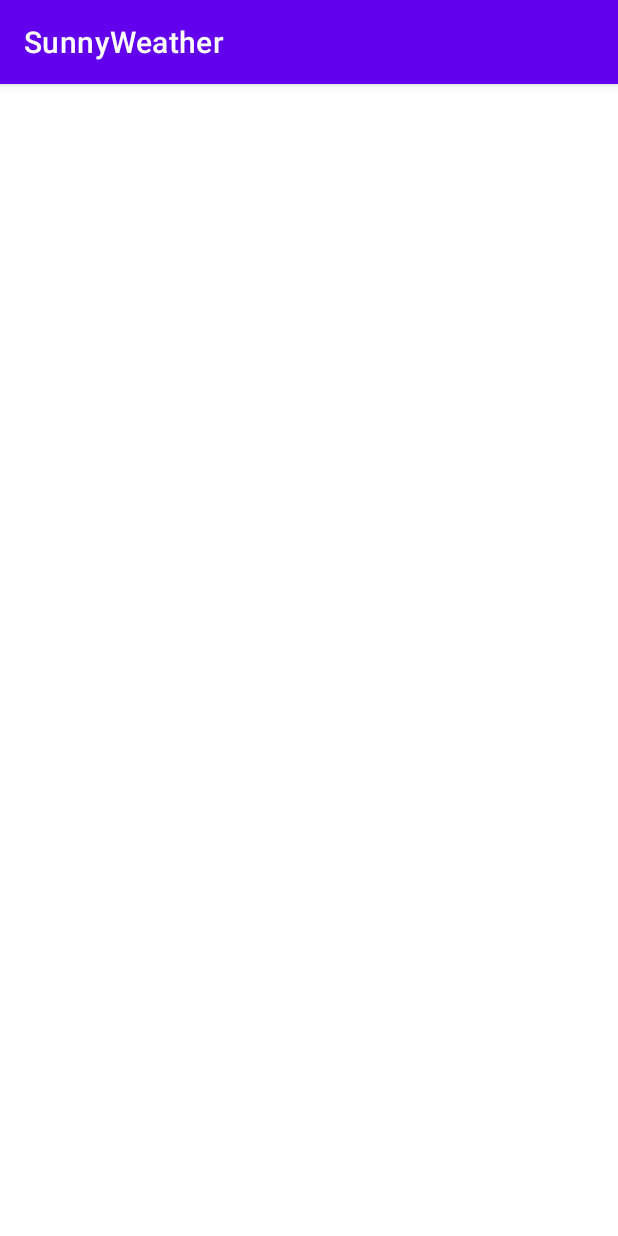
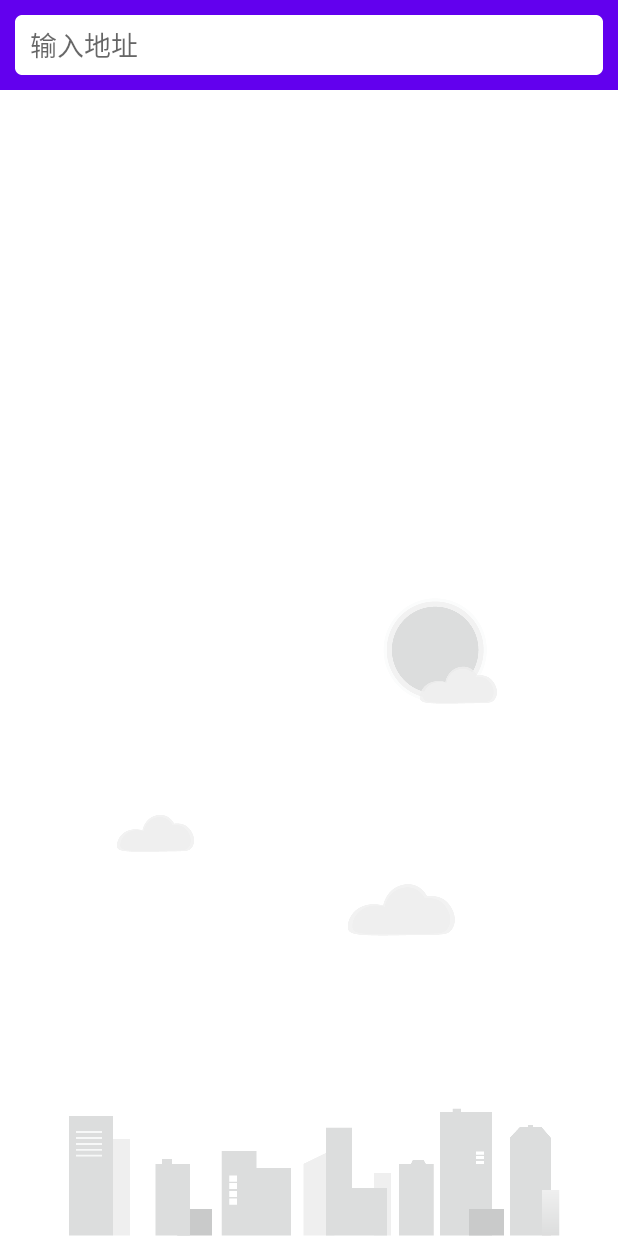
Before and after one commit to jamesbondli/SunnyWeather, an Android app: the screen it shows after launch (MainActivity), on a phone screen of 412 x 824 dp. Run offline under Robolectric (Android 15) with nearby library versions, the phone set to English and light mode, and no system bars; 1 statement that could not run was skipped.

```diff
--- a/app/src/main/AndroidManifest.xml
+++ b/app/src/main/AndroidManifest.xml
@@ -1,6 +1,8 @@
 <?xml version="1.0" encoding="utf-8"?>
 <manifest xmlns:android="http://schemas.android.com/apk/res/android"
     package="com.example.sunnyweather">
+
+    <uses-permission android:name="android.permission.INTERNET" />
 
     <application
         android:name=".SunnyWeatherApplication"
--- a/app/src/main/java/com/example/sunnyweather/SunnyWeatherApplication.kt
+++ b/app/src/main/java/com/example/sunnyweather/SunnyWeatherApplication.kt
@@ -9,7 +9,7 @@ class SunnyWeatherApplication : Application() {
     companion object {
         @SuppressLint("StaticFieldLeak")
         lateinit var context: Context
-        const val TOKEN = "我的API令牌"
+        const val KEY = "9ad0e7e4d7f9d4a06c55adc79697d727"
     }
 
     override fun onCreate() {
--- a/app/src/main/java/com/example/sunnyweather/logic/network/ServiceCreator.kt
+++ b/app/src/main/java/com/example/sunnyweather/logic/network/ServiceCreator.kt
@@ -4,7 +4,7 @@ import retrofit2.Retrofit
 import retrofit2.converter.gson.GsonConverterFactory
 
 object ServiceCreator {
-    private const val BASE_URL = "https://api.caiyunapp.com"
+    private const val BASE_URL = "https://restapi.amap.com"
 
     private val retrofit = Retrofit.Builder()
         .baseUrl(BASE_URL)
--- a/app/src/main/java/com/example/sunnyweather/logic/network/SunnyWeatherWork.kt
+++ b/app/src/main/java/com/example/sunnyweather/logic/network/SunnyWeatherNetWork.kt
@@ -7,10 +7,10 @@ import kotlin.coroutines.resume
 import kotlin.coroutines.resumeWithException
 import kotlin.coroutines.suspendCoroutine
 
-object SunnyWeatherWork {
-    private val placeService = ServiceCreator.create<PlaceService>()
+object SunnyWeatherNetWork {
+    private val livesService = ServiceCreator.create<LivesService>()
 
-    suspend fun searchPlaces(query: String) = placeService.searchPlaces(query).await()
+    suspend fun searchPlaces(city: String) = livesService.searchPlaces(city).await()
 
     private suspend fun <T> Call<T>.await(): T {
         return suspendCoroutine { continuation ->
--- /dev/null
+++ b/app/src/main/java/com/example/sunnyweather/ui/place/PlaceFragment.kt
@@ -0,0 +1,78 @@
+package com.example.sunnyweather.ui.place
+
+import android.annotation.SuppressLint
+import android.os.Binder
+import android.os.Bundle
+import android.util.Log
+import android.view.LayoutInflater
+import android.view.View
+import android.view.ViewGroup
+import android.widget.Toast
+import androidx.core.widget.addTextChangedListener
+import androidx.fragment.app.Fragment
+import androidx.lifecycle.Observer
+import androidx.lifecycle.ViewModelProvider
+import androidx.recyclerview.widget.LinearLayoutManager
+import com.example.sunnyweather.databinding.FragmentPlaceBinding
+import com.example.sunnyweather.showToast
+
+class PlaceFragment : Fragment() {
+
+    val viewModel by lazy {
+        ViewModelProvider(this).get(PlaceViewModel::class.java)
+    }
+
+    lateinit var placeAdapter: PlaceAdapter
+
+    private var _binder: FragmentPlaceBinding? = null
+    private val binder get() = _binder!!
+
+    override fun onCreateView(
+        inflater: LayoutInflater,
+        container: ViewGroup?,
+        savedInstanceState: Bundle?
+    ): View {
+
+        _binder = FragmentPlaceBinding.inflate(inflater, container, false)
+        return binder.root
+    }
+
+    @SuppressLint("NotifyDataSetChanged")
+    override fun onViewCreated(view: View, savedInstanceState: Bundle?) {
+        super.onViewCreated(view, savedInstanceState)
+
+        val layoutManager = LinearLayoutManager(activity)
+        binder.recyclerView.layoutManager = layoutManager
+        placeAdapter = PlaceAdapter(this, viewModel.livesList)
+        binder.recyclerView.adapter = placeAdapter
+        binder.searchPlaceEdit.addTextChangedListener {
+            val content = it.toString()
+            if (content.isNotEmpty()) {
+                viewModel.searchPlaces(content)
+            } else {
+                binder.recyclerView.visibility = View.GONE
+                binder.bgImageView.visibility = View.VISIBLE
+                viewModel.livesList.clear()
+                placeAdapter.notifyDataSetChanged()
+            }
+        }
+        viewModel.livesLiveData.observe(viewLifecycleOwner, Observer {
+            val lives = it.getOrNull()
+            if (lives != null) {
+                binder.recyclerView.visibility = View.VISIBLE
+                binder.bgImageView.visibility = View.GONE
+                viewModel.livesList.clear()
+                viewModel.livesList.addAll(lives)
+                placeAdapter.notifyDataSetChanged()
+            } else {
+                "未能查询到任何地点".showToast(Toast.LENGTH_SHORT)
+                it.exceptionOrNull()?.printStackTrace()
+            }
+        })
+    }
+
+    override fun onDestroy() {
+        super.onDestroy()
+        _binder = null
+    }
+}
--- a/app/src/main/java/com/example/sunnyweather/ui/place/PlaceViewModel.kt
+++ b/app/src/main/java/com/example/sunnyweather/ui/place/PlaceViewModel.kt
@@ -1,21 +1,22 @@
 package com.example.sunnyweather.ui.place
 
+import android.util.Log
 import androidx.lifecycle.MutableLiveData
 import androidx.lifecycle.Transformations
 import androidx.lifecycle.ViewModel
 import com.example.sunnyweather.logic.Repository
-import com.example.sunnyweather.logic.model.Place
+import com.example.sunnyweather.logic.model.Lives
 
 class PlaceViewModel : ViewModel() {
     private val searchLiveData = MutableLiveData<String>()
 
-    val placeList = ArrayList<Place>()
+    val livesList = ArrayList<Lives>()
 
-    val placeLiveData = Transformations.switchMap(searchLiveData) { query ->
-        Repository.searchPlaces(query)
+    val livesLiveData = Transformations.switchMap(searchLiveData) { city ->
+        Repository.searchPlaces(city)
     }
 
-    fun searchPlaces(query: String) {
-        searchLiveData.value = query
+    fun searchPlaces(city: String) {
+        searchLiveData.value = city
     }
 }
--- a/app/src/main/res/layout/activity_main.xml
+++ b/app/src/main/res/layout/activity_main.xml
@@ -1,8 +1,12 @@
 <?xml version="1.0" encoding="utf-8"?>
-<LinearLayout xmlns:android="http://schemas.android.com/apk/res/android"
-    xmlns:tools="http://schemas.android.com/tools"
+<FrameLayout xmlns:android="http://schemas.android.com/apk/res/android"
     android:layout_width="match_parent"
-    android:layout_height="match_parent"
-    tools:viewBindingIgnore="true">
+    android:layout_height="match_parent">
 
-</LinearLayout>
+    <fragment
+        android:id="@+id/placeFragment"
+        android:name="com.example.sunnyweather.ui.place.PlaceFragment"
+        android:layout_width="match_parent"
+        android:layout_height="match_parent" />
+
+</FrameLayout>
--- /dev/null
+++ b/app/src/main/res/layout/fragment_place.xml
@@ -0,0 +1,40 @@
+<?xml version="1.0" encoding="utf-8"?>
+<RelativeLayout xmlns:android="http://schemas.android.com/apk/res/android"
+    android:layout_width="match_parent"
+    android:layout_height="match_parent"
+    android:background="?android:windowBackground">
+
+    <ImageView
+        android:id="@+id/bgImageView"
+        android:layout_width="match_parent"
+        android:layout_height="wrap_content"
+        android:layout_alignParentBottom="true"
+        android:src="@drawable/bg_place" />
+
+    <FrameLayout
+        android:id="@+id/actionBarLayout"
+        android:layout_width="match_parent"
+        android:layout_height="60dp"
+        android:background="@color/purple_500">
+
+        <EditText
+            android:id="@+id/searchPlaceEdit"
+            android:layout_width="match_parent"
+            android:layout_height="40dp"
+            android:layout_gravity="center_vertical"
+            android:layout_marginStart="10dp"
+            android:layout_marginEnd="10dp"
+            android:background="@drawable/search_bg"
+            android:hint="输入地址"
+            android:paddingStart="10dp"
+            android:paddingEnd="10dp" />
+    </FrameLayout>
+
+    <androidx.recyclerview.widget.RecyclerView
+        android:id="@+id/recyclerView"
+        android:layout_width="match_parent"
+        android:layout_height="match_parent"
+        android:layout_below="@id/actionBarLayout"
+        android:visibility="gone" />
+
+</RelativeLayout>
--- a/app/src/main/res/values-night/themes.xml
+++ b/app/src/main/res/values-night/themes.xml
@@ -1,6 +1,6 @@
 <resources xmlns:tools="http://schemas.android.com/tools">
     <!-- Base application theme. -->
-    <style name="Theme.SunnyWeather" parent="Theme.MaterialComponents.DayNight.DarkActionBar">
+    <style name="Theme.SunnyWeather" parent="Theme.MaterialComponents.DayNight.NoActionBar">
         <!-- Primary brand color. -->
         <item name="colorPrimary">@color/purple_200</item>
         <item name="colorPrimaryVariant">@color/purple_700</item>
--- a/app/src/main/res/values/themes.xml
+++ b/app/src/main/res/values/themes.xml
@@ -1,6 +1,6 @@
 <resources xmlns:tools="http://schemas.android.com/tools">
     <!-- Base application theme. -->
-    <style name="Theme.SunnyWeather" parent="Theme.MaterialComponents.DayNight.DarkActionBar">
+    <style name="Theme.SunnyWeather" parent="Theme.MaterialComponents.Light.NoActionBar">
         <!-- Primary brand color. -->
         <item name="colorPrimary">@color/purple_500</item>
         <item name="colorPrimaryVariant">@color/purple_700</item>
```
Also changed, not shown: app/src/main/java/com/example/sunnyweather/Util.kt (added, +8 -0 lines), app/src/main/java/com/example/sunnyweather/logic/Repository.kt (+9 -9 lines), app/src/main/java/com/example/sunnyweather/logic/model/LiveResponse.kt (added, +23 -0 lines), app/src/main/java/com/example/sunnyweather/logic/model/PlaceResponse.kt (deleted, +0 -19 lines), app/src/main/java/com/example/sunnyweather/logic/network/LivesService.kt (added, +13 -0 lines), app/src/main/java/com/example/sunnyweather/logic/network/PlaceService.kt (deleted, +0 -13 lines), app/src/main/java/com/example/sunnyweather/ui/place/PlaceAdapter.kt (added, +37 -0 lines), app/src/main/res/layout/place_item.xml (added, +34 -0 lines).
